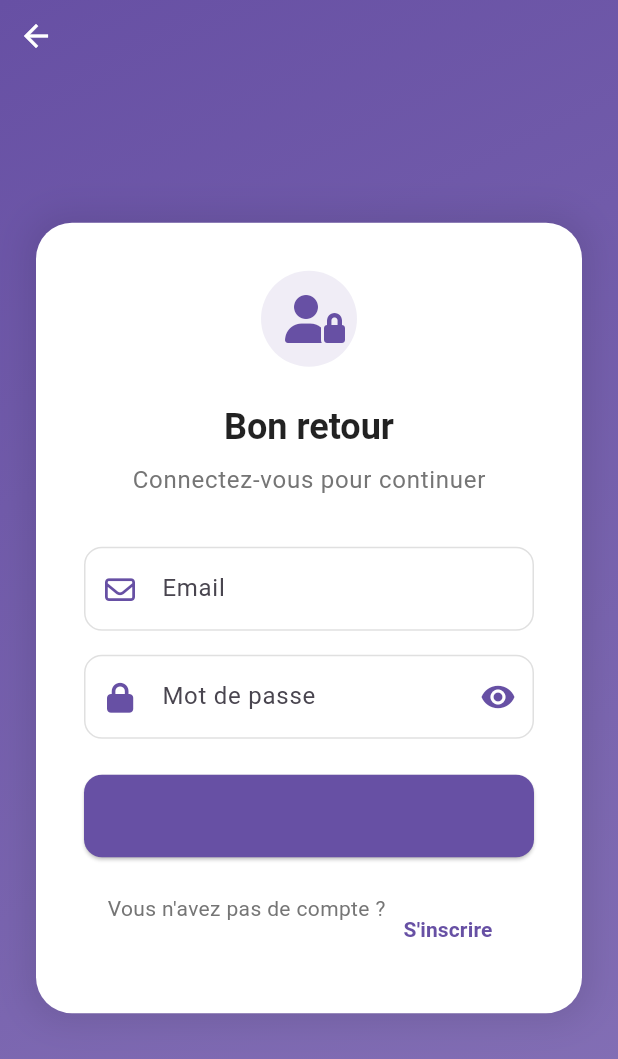
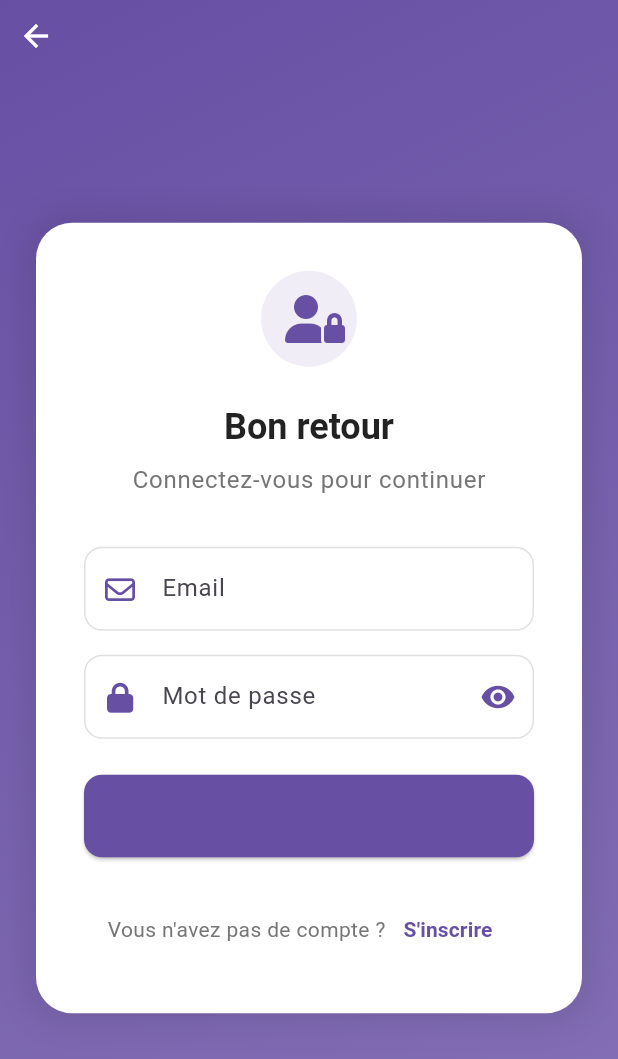
Before and after one commit to tchering/flutter_first_app, a Flutter app: the LoginPage screen opened directly, on a phone screen of 412 x 824 dp. Shown: the top 1059 px of the screen. Run offline on Flutter 3.47's test engine with Material 3 defaults, Android fonts, the light colour scheme and no system bars; our stand-ins replace easy_localization, flutter_svg, font_awesome_flutter, shared_preferences; accounts and stored records are empty; network calls fail.

```diff
--- a/lib/login_page.dart
+++ b/lib/login_page.dart
@@ -318,8 +318,12 @@
                             const SizedBox(height: 24),
 
                             // Sign up link
-                            Wrap(
+                            Container(
+                              width: double.infinity,
+                              alignment: Alignment.center,
+                              child: Wrap(
                                 alignment: WrapAlignment.center,
+                                crossAxisAlignment: WrapCrossAlignment.center,
                                 children: [
                                   Text(
                                     'login.signupPrompt'.tr(),
@@ -344,6 +348,7 @@
                                   ),
                                 ],
                               ),
+                            ),
                           ],
                         ),
                       ),
```
Also changed, not shown: lib/services/api_service.dart (+22 -1 lines). Lines whose indentation alone changed are shown as unchanged.
